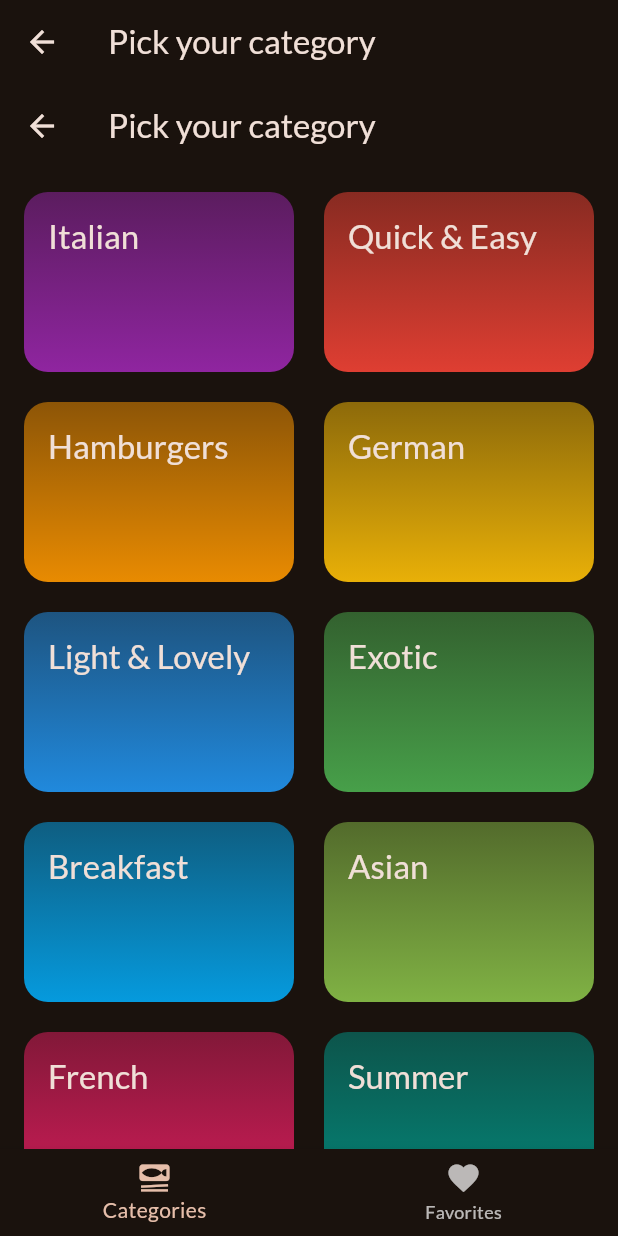
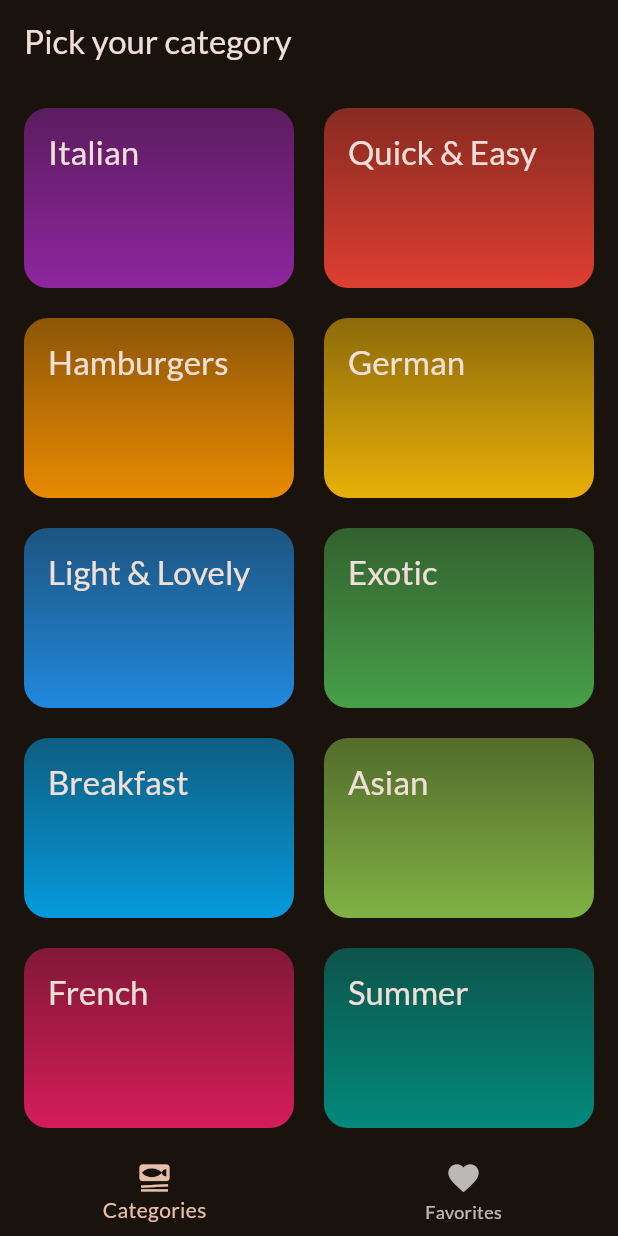
Before and after one commit to Ahmedabdeen15/Meals-APP, a Flutter app: the TabsScreen screen opened directly, on a phone screen of 412 x 824 dp. Run offline on Flutter 3.47's test engine with Material 2 defaults, Android fonts, the phone set to English and light mode, and no system bars; our stand-ins replace google_fonts, transparent_image.

```diff
--- a/meals/lib/categories.dart
+++ b/meals/lib/categories.dart
@@ -1,12 +1,13 @@
 import 'package:flutter/material.dart';
 import 'package:meals/data/dummy_data.dart';
 import 'package:meals/models/category.dart';
+import 'package:meals/models/meal.dart';
 import 'package:meals/screens/meals.dart';
 import 'package:meals/widgets/category_item.dart';
 
 class CategoriesScreen extends StatelessWidget {
-  const CategoriesScreen({super.key});
-
+  const CategoriesScreen({super.key, required this.onToggleFavorite});
+  final void Function(Meal meal) onToggleFavorite;
   void _selectCategory(BuildContext context, Category category) {
     final filteredMeal = dummyMeals
         .where(
@@ -14,17 +15,16 @@ class CategoriesScreen extends StatelessWidget {
         )
         .toList();
     Navigator.of(context).push(MaterialPageRoute(
-        builder: ((ctx) =>
-            MealScreen(title: category.title, meals: filteredMeal))));
+        builder: ((ctx) => MealScreen(
+              title: category.title,
+              meals: filteredMeal,
+              onToggleFavorite: onToggleFavorite,
+            ))));
   }
 
   @override
   Widget build(BuildContext context) {
-    return Scaffold(
-      appBar: AppBar(
-        title: const Text('Pick your category'),
-      ),
-      body: GridView(
+    return GridView(
       padding: const EdgeInsets.all(16),
       gridDelegate: const SliverGridDelegateWithFixedCrossAxisCount(
         crossAxisCount: 2,
@@ -41,7 +41,6 @@ class CategoriesScreen extends StatelessWidget {
             },
           )
       ],
-      ),
     );
   }
 }
--- a/meals/lib/main.dart
+++ b/meals/lib/main.dart
@@ -1,6 +1,6 @@
 import 'package:flutter/material.dart';
 import 'package:google_fonts/google_fonts.dart';
-import 'package:meals/categories.dart';
+import 'package:meals/screens/tabs.dart';
 
 final theme = ThemeData(
   useMaterial3: true,
@@ -22,7 +22,7 @@ class App extends StatelessWidget {
   Widget build(BuildContext context) {
     return MaterialApp(
       theme: theme,
-      home: const CategoriesScreen(),
+      home: const TabsScreen(),
     );
   }
 }
```
Also changed, not shown: meals/lib/screens/meals.dart (+12 -3 lines). Lines whose indentation alone changed are shown as unchanged.
